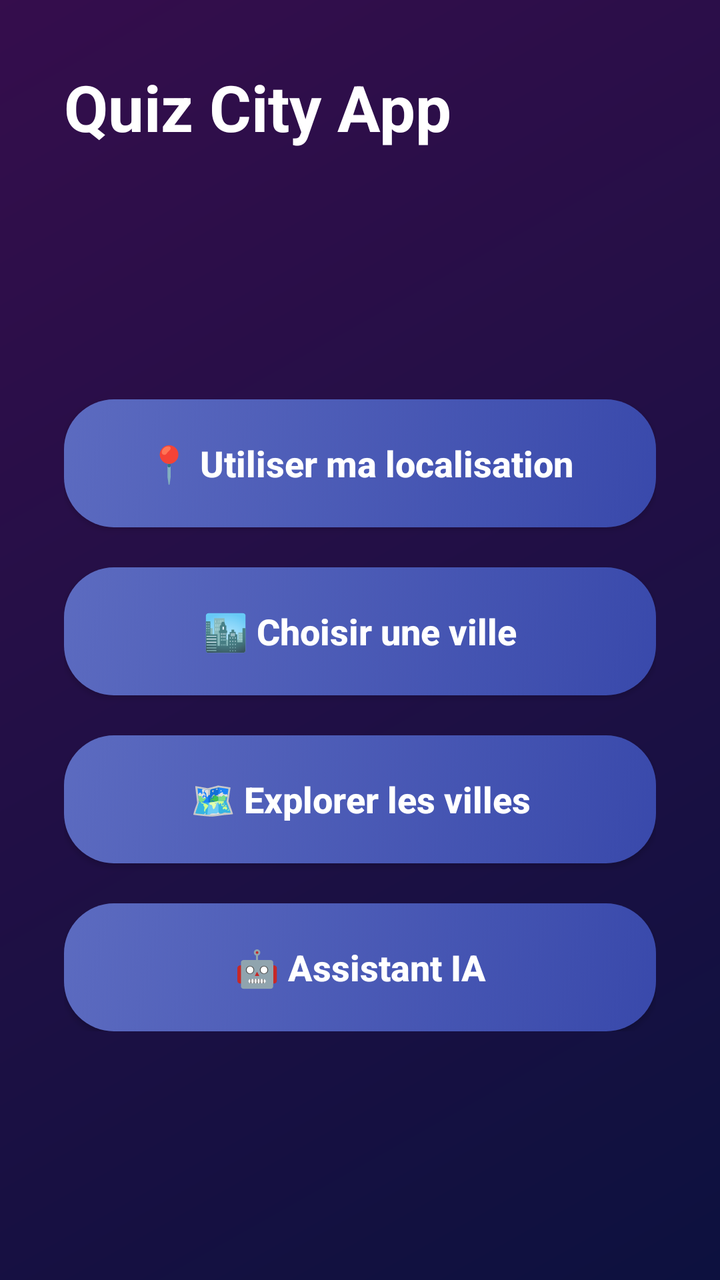
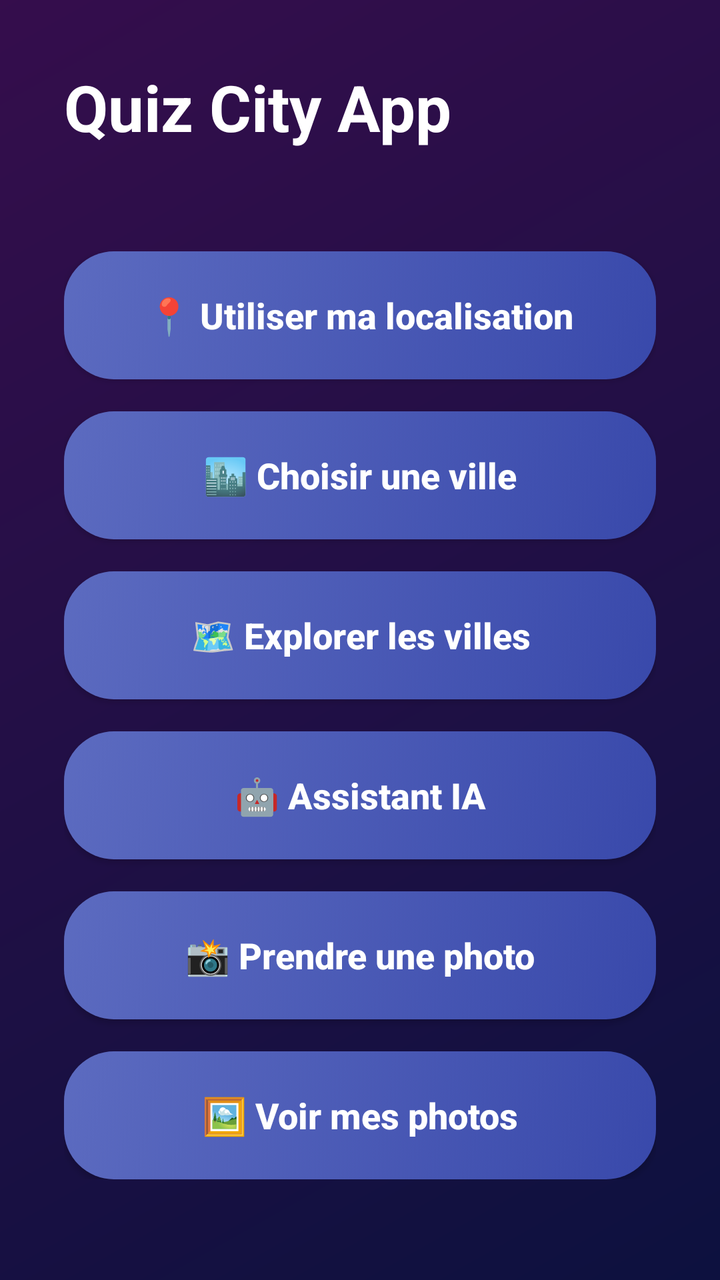

Before-and-after screenshots of an Android layout around one commit, followed by the original layout XML and the change that was made.
<!-- AndroidManifest.xml: application theme Theme.QuizApp_elAlami -->
<!-- res/layout/activity_main.xml -->
<?xml version="1.0" encoding="utf-8"?>
<androidx.constraintlayout.widget.ConstraintLayout xmlns:android="http://schemas.android.com/apk/res/android"
    xmlns:app="http://schemas.android.com/apk/res-auto"
    android:layout_width="match_parent"
    android:layout_height="match_parent"
    android:background="@drawable/bg">

    
    <View
        android:layout_width="match_parent"
        android:layout_height="match_parent"
        android:background="#80000000" />

    
    <TextView
        android:id="@+id/title"
        android:layout_width="wrap_content"
        android:layout_height="wrap_content"
        android:layout_margin="32dp"
        android:text="Quiz City App"
        android:textColor="#FFFFFF"
        android:textSize="32sp"
        android:textStyle="bold"
        app:layout_constraintStart_toStartOf="parent"
        app:layout_constraintTop_toTopOf="parent" />

    <LinearLayout
        android:layout_width="match_parent"
        android:layout_height="wrap_content"
        android:gravity="center"
        android:orientation="vertical"
        android:padding="32dp"
        app:layout_constraintBottom_toBottomOf="parent"
        app:layout_constraintTop_toBottomOf="@id/title">

        
        <Button
            android:id="@+id/btnLocation"
            android:layout_width="match_parent"
            android:layout_height="64dp"
            android:layout_marginBottom="20dp"
            android:background="@drawable/button_primary"
            android:text="📍 Utiliser ma localisation"
            android:textAllCaps="false"
            android:textColor="#FFFFFF"
            android:textSize="18sp"
            android:textStyle="bold" />

        
        <Button
            android:id="@+id/btnChooseCity"
            android:layout_width="match_parent"
            android:layout_height="64dp"
            android:layout_marginBottom="20dp"
            android:background="@drawable/button_primary"
            android:text="🏙️ Choisir une ville"
            android:textAllCaps="false"
            android:textColor="#FFFFFF"
            android:textSize="18sp"
            android:textStyle="bold" />

        
        <Button
            android:id="@+id/btnExplorer"
            android:layout_width="match_parent"
            android:layout_height="64dp"
            android:layout_marginBottom="20dp"
            android:background="@drawable/button_primary"
            android:text="🗺️ Explorer les villes"
            android:textAllCaps="false"
            android:textColor="#FFFFFF"
            android:textSize="18sp"
            android:textStyle="bold" />

        
        <Button
            android:id="@+id/btnAI"
            android:layout_width="match_parent"
            android:layout_height="64dp"
            android:background="@drawable/button_primary"
            android:text="🤖 Assistant IA"
            android:textAllCaps="false"
            android:textColor="#FFFFFF"
            android:textSize="18sp"
            android:textStyle="bold" />

    </LinearLayout>

</androidx.constraintlayout.widget.ConstraintLayout>
<!-- resources referenced by this layout -->
<resources>
  <!-- drawable bg (drawable) -->
  <?xml version="1.0" encoding="utf-8"?>
  <shape xmlns:android="http://schemas.android.com/apk/res/android">
      <gradient
          android:angle="135"
          android:endColor="#6A1B9A"
          android:startColor="#1A237E" />
  </shape>
  <!-- drawable button_primary (drawable) -->
  <?xml version="1.0" encoding="utf-8"?>
  <ripple xmlns:android="http://schemas.android.com/apk/res/android"
      android:color="#40FFFFFF">
      <item>
          <selector>
              <item android:state_pressed="true">
                  <shape>
                      <gradient
                          android:startColor="#1A237E"
                          android:endColor="#3949AB"
                          android:angle="135"/>
                      <corners android:radius="25dp" />
                  </shape>
              </item>
              <item>
                  <shape>
                      <gradient
                          android:startColor="#3949AB"
                          android:endColor="#5C6BC0"
                          android:angle="135"/>
                      <corners android:radius="25dp" />
                  </shape>
              </item>
          </selector>
      </item>
  </ripple>
  <style name="Theme.QuizApp_elAlami" parent="Base.Theme.QuizApp_elAlami" />
  <style name="Base.Theme.QuizApp_elAlami" parent="Theme.Material3.DayNight.NoActionBar">
          
          <item name="colorPrimary">@color/primary_blue</item>
          <item name="colorSecondary">@color/primary_green</item>
      </style>
  <color name="primary_blue">#2196F3</color>
  <color name="primary_green">#4CAF50</color>
</resources>

<!-- the commit's change to res/layout/activity_main.xml (unified diff, before → after) -->
@@ -38,7 +38,7 @@
             android:id="@+id/btnLocation"
             android:layout_width="match_parent"
             android:layout_height="64dp"
-            android:layout_marginBottom="20dp"
+            android:layout_marginBottom="16dp"
             android:background="@drawable/button_primary"
             android:text="📍 Utiliser ma localisation"
             android:textAllCaps="false"
@@ -51,7 +51,7 @@
             android:id="@+id/btnChooseCity"
             android:layout_width="match_parent"
             android:layout_height="64dp"
-            android:layout_marginBottom="20dp"
+            android:layout_marginBottom="16dp"
             android:background="@drawable/button_primary"
             android:text="🏙️ Choisir une ville"
             android:textAllCaps="false"
@@ -64,7 +64,7 @@
             android:id="@+id/btnExplorer"
             android:layout_width="match_parent"
             android:layout_height="64dp"
-            android:layout_marginBottom="20dp"
+            android:layout_marginBottom="16dp"
             android:background="@drawable/button_primary"
             android:text="🗺️ Explorer les villes"
             android:textAllCaps="false"
@@ -77,8 +77,34 @@
             android:id="@+id/btnAI"
             android:layout_width="match_parent"
             android:layout_height="64dp"
+            android:layout_marginBottom="16dp"
             android:background="@drawable/button_primary"
-            android:text="🤖 Assistant IA"
+            android:text="@string/ai_assistant"
+            android:textAllCaps="false"
+            android:textColor="#FFFFFF"
+            android:textSize="18sp"
+            android:textStyle="bold" />
+
+        
+        <Button
+            android:id="@+id/btnCamera"
+            android:layout_width="match_parent"
+            android:layout_height="64dp"
+            android:layout_marginBottom="16dp"
+            android:background="@drawable/button_primary"
+            android:text="@string/take_photo"
+            android:textAllCaps="false"
+            android:textColor="#FFFFFF"
+            android:textSize="18sp"
+            android:textStyle="bold" />
+
+        
+        <Button
+            android:id="@+id/btnViewPhotos"
+            android:layout_width="match_parent"
+            android:layout_height="64dp"
+            android:background="@drawable/button_primary"
+            android:text="@string/view_photos"
             android:textAllCaps="false"
             android:textColor="#FFFFFF"
             android:textSize="18sp"
<!-- resource entries referenced after the edit -->
@@ -35,6 +35,9 @@
           </selector>
       </item>
   </ripple>
+  <string name="ai_assistant">🤖 Assistant IA</string>
+  <string name="take_photo">📸 Prendre une photo</string>
+  <string name="view_photos">🖼️ Voir mes photos</string>
   <style name="Theme.QuizApp_elAlami" parent="Base.Theme.QuizApp_elAlami" />
   <style name="Base.Theme.QuizApp_elAlami" parent="Theme.Material3.DayNight.NoActionBar">
           
